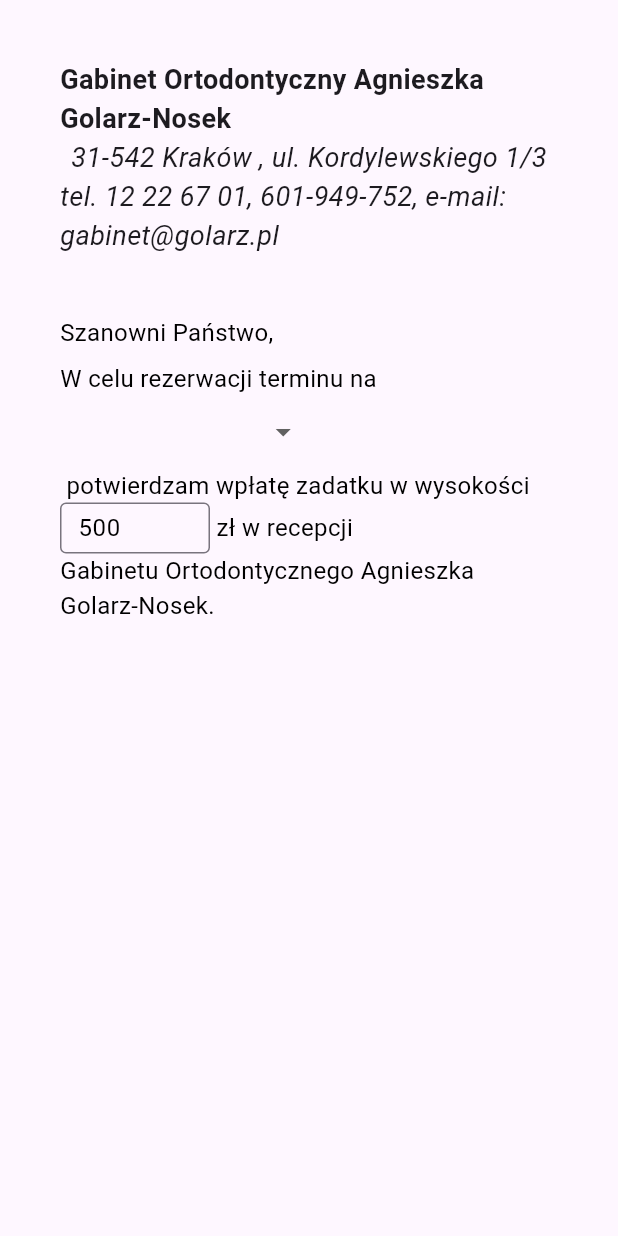
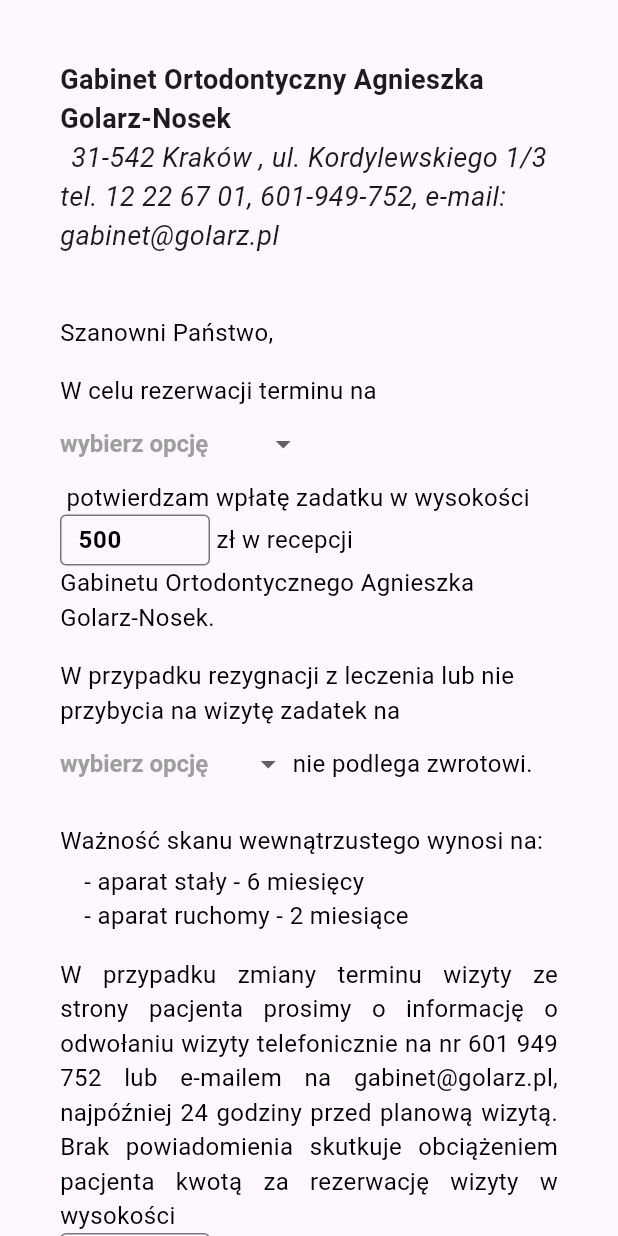
Before and after one commit to ruffaaw/formularze-stomatologia, a Flutter app: the screen it shows after launch, on a phone screen of 412 x 824 dp. Run offline on Flutter 3.47's test engine with Material 3 defaults, Android fonts, the phone set to English and light mode, and no system bars.

Commit message:
feat: improved zadatek

```diff
--- a/lib/screens/zadatek_screen.dart
+++ b/lib/screens/zadatek_screen.dart
@@ -1,4 +1,5 @@
 import 'package:flutter/material.dart';
+import 'package:flutter/services.dart';
 import 'package:formularze/components/header.dart';
 
 class ZadatekScreen extends StatefulWidget {
@@ -10,23 +11,89 @@ class ZadatekScreen extends StatefulWidget {
 
 class _ZadatekScreenState extends State<ZadatekScreen> {
   String? selectedService;
-  TextEditingController paymentController = TextEditingController(text: "500");
+  String? selectedApplianceType;
 
-  final List<Map<String, String>> services = [
+  final TextEditingController paymentController = TextEditingController(
+    text: "500",
+  );
+  final TextEditingController penaltyPriceController = TextEditingController(
+    text: "250",
+  );
+
+  static const double baseFontSize = 16;
+  static const double inputFieldWidth = 100;
+  static const double sectionSpacing = 16;
+  static const EdgeInsets basePadding = EdgeInsets.symmetric(horizontal: 40.0);
+  static const EdgeInsets inputPadding = EdgeInsets.symmetric(
+    horizontal: 8,
+    vertical: 5,
+  );
+
+  final TextStyle baseTextStyle = const TextStyle(
+    fontSize: baseFontSize,
+    color: Colors.black,
+  );
+
+  final List<Map<String, String>> serviceTypes = [
     {'value': 'zakladanie_aparatu', 'label': 'zakładanie aparatu'},
     {'value': 'odbior_aparatu', 'label': 'odbiór aparatu'},
     {'value': 'wybielanie_zebow', 'label': 'wybielanie zębów'},
     {'value': 'higienizacja', 'label': 'higienizację'},
   ];
 
-  final double baseFontSize = 16;
-  final EdgeInsets basePadding = EdgeInsets.symmetric(horizontal: 40.0);
-  final TextStyle baseTextStyle = TextStyle(fontSize: 16, color: Colors.black);
+  final List<Map<String, String>> applianceTypes = [
+    {"value": "aparat_stały", "label": "aparat stały"},
+    {"value": "aparat_ruchomy", "label": "aparat ruchomy"},
+    {"value": "wybielanie_zębów", "label": "wybielanie zębów"},
+    {"value": "higienizację", "label": "higienizację"},
+  ];
 
   @override
   void dispose() {
     paymentController.dispose();
+    penaltyPriceController.dispose();
     super.dispose();
+  }
+
+  Widget _buildAmountField(TextEditingController controller) {
+    return SizedBox(
+      width: inputFieldWidth,
+      child: TextField(
+        controller: controller,
+        keyboardType: TextInputType.number,
+        inputFormatters: [
+          FilteringTextInputFormatter.allow(RegExp(r'^\d*\,?\d{0,2}')),
+        ],
+        style: baseTextStyle.copyWith(fontWeight: FontWeight.bold),
+        decoration: InputDecoration(
+          isDense: true,
+          contentPadding: inputPadding,
+          border: const OutlineInputBorder(),
+          hintText: '0,00', // Przykładowa podpowiedź
+        ),
+      ),
+    );
+  }
+
+  Widget _buildDropdown({
+    required String? value,
+    required List<Map<String, String>> items,
+    required ValueChanged<String?> onChanged,
+    String hintText = 'wybierz opcję',
+  }) {
+    return DropdownButton<String>(
+      value: value,
+      hint: Text(hintText, style: baseTextStyle.copyWith(color: Colors.grey)),
+      underline: const SizedBox(),
+      style: baseTextStyle.copyWith(fontWeight: FontWeight.bold),
+      items: items.map((item) {
+        return DropdownMenuItem(
+          value: item["value"],
+          child: Text(item["label"]!),
+        );
+      }).toList(),
+      onChanged: onChanged,
+    );
   }
 
   @override
@@ -35,7 +102,8 @@ class _ZadatekScreenState extends State<ZadatekScreen> {
       body: SingleChildScrollView(
         child: Column(
           children: [
-            Padding(padding: const EdgeInsets.all(40.0), child: const Header()),
+            const Padding(padding: EdgeInsets.all(40.0), child: Header()),
+
             Container(
               alignment: Alignment.centerLeft,
               padding: basePadding,
@@ -43,7 +111,7 @@ class _ZadatekScreenState extends State<ZadatekScreen> {
                 crossAxisAlignment: CrossAxisAlignment.start,
                 children: [
                   Text("Szanowni Państwo,", style: baseTextStyle),
-                  const SizedBox(height: 8),
+                  SizedBox(height: sectionSpacing),
 
                   Wrap(
                     crossAxisAlignment: WrapCrossAlignment.center,
@@ -52,49 +120,94 @@ class _ZadatekScreenState extends State<ZadatekScreen> {
                         "W celu rezerwacji terminu na ",
                         style: baseTextStyle,
                       ),
-                      DropdownButton<String>(
+                      _buildDropdown(
                         value: selectedService,
-                        underline: const SizedBox(),
-                        style: baseTextStyle.copyWith(
-                          fontWeight: FontWeight.bold,
-                        ),
-                        items: services.map((service) {
-                          return DropdownMenuItem(
-                            value: service["value"],
-                            child: Text(service["label"]!),
-                          );
-                        }).toList(),
-                        onChanged: (String? newValue) {
-                          setState(() {
-                            selectedService = newValue;
-                          });
-                        },
+                        items: serviceTypes,
+                        onChanged: (newValue) =>
+                            setState(() => selectedService = newValue),
                       ),
                       Text(
                         " potwierdzam wpłatę zadatku w wysokości ",
                         style: baseTextStyle,
                       ),
-                      SizedBox(
-                        width: 100,
-                        child: TextField(
-                          controller: paymentController,
-                          keyboardType: TextInputType.number,
-                          style: baseTextStyle,
-                          decoration: InputDecoration(
-                            isDense: true,
-                            contentPadding: const EdgeInsets.symmetric(
-                              horizontal: 8,
-                              vertical: 5,
-                            ),
-                            border: const OutlineInputBorder(),
-                          ),
-                        ),
-                      ),
+                      _buildAmountField(paymentController),
                       Text(" zł w recepcji ", style: baseTextStyle),
                       Text("Gabinetu Ortodontycznego ", style: baseTextStyle),
                       Text("Agnieszka ", style: baseTextStyle),
                       Text("Golarz-Nosek.", style: baseTextStyle),
                     ],
+                  ),
+                  SizedBox(height: sectionSpacing),
+
+                  Wrap(
+                    crossAxisAlignment: WrapCrossAlignment.center,
+                    children: [
+                      Text(
+                        "W przypadku rezygnacji z leczenia lub nie przybycia na wizytę zadatek na ",
+                        style: baseTextStyle,
+                      ),
+                      _buildDropdown(
+                        value: selectedApplianceType,
+                        items: applianceTypes,
+                        onChanged: (newValue) =>
+                            setState(() => selectedApplianceType = newValue),
+                      ),
+                      Text(" nie podlega zwrotowi.", style: baseTextStyle),
+                    ],
+                  ),
+                  SizedBox(height: sectionSpacing),
+
+                  Column(
+                    crossAxisAlignment: CrossAxisAlignment.start,
+                    children: [
+                      Text(
+                        "Ważność skanu wewnątrzustego wynosi na:",
+                        style: baseTextStyle,
+                      ),
+                      SizedBox(height: 4),
+                      Padding(
+                        padding: const EdgeInsets.only(left: 16),
+                        child: Column(
+                          crossAxisAlignment: CrossAxisAlignment.start,
+                          children: [
+                            Text(
+                              "- aparat stały - 6 miesięcy",
+                              style: baseTextStyle,
+                            ),
+                            Text(
+                              "- aparat ruchomy - 2 miesiące",
+                              style: baseTextStyle,
+                            ),
+                          ],
+                        ),
+                      ),
+                    ],
+                  ),
+                  SizedBox(height: sectionSpacing),
+
+                  Wrap(
+                    children: [
+                      Text(
+                        "W przypadku zmiany terminu wizyty ze strony pacjenta prosimy o informację "
+                        "o odwołaniu wizyty telefonicznie na nr 601 949 752 lub e-mailem na "
+                        "gabinet@golarz.pl, najpóźniej 24 godziny przed planową wizytą. Brak "
+                        "powiadomienia skutkuje obciążeniem pacjenta kwotą za rezerwację wizyty "
+                        "w wysokości ",
+                        style: baseTextStyle,
+                        textAlign: TextAlign.justify,
+                      ),
+                      _buildAmountField(penaltyPriceController),
+                      Text(" zł.", style: baseTextStyle),
+                    ],
+                  ),
+                  SizedBox(height: sectionSpacing),
+
+                  Text(
+                    "W razie problemów z odbiorem aparatu w wyznaczonym terminie, należy "
+                    "odebrać go w terminie nie dłuższym niż 7 dni od początkowo ustalonej daty. "
+                    "Jest to uwarunkowane migracją zębów i wystąpieniem trudności w założeniu aparatu.",
+                    style: baseTextStyle,
+                    textAlign: TextAlign.justify,
                   ),
                 ],
               ),
```
